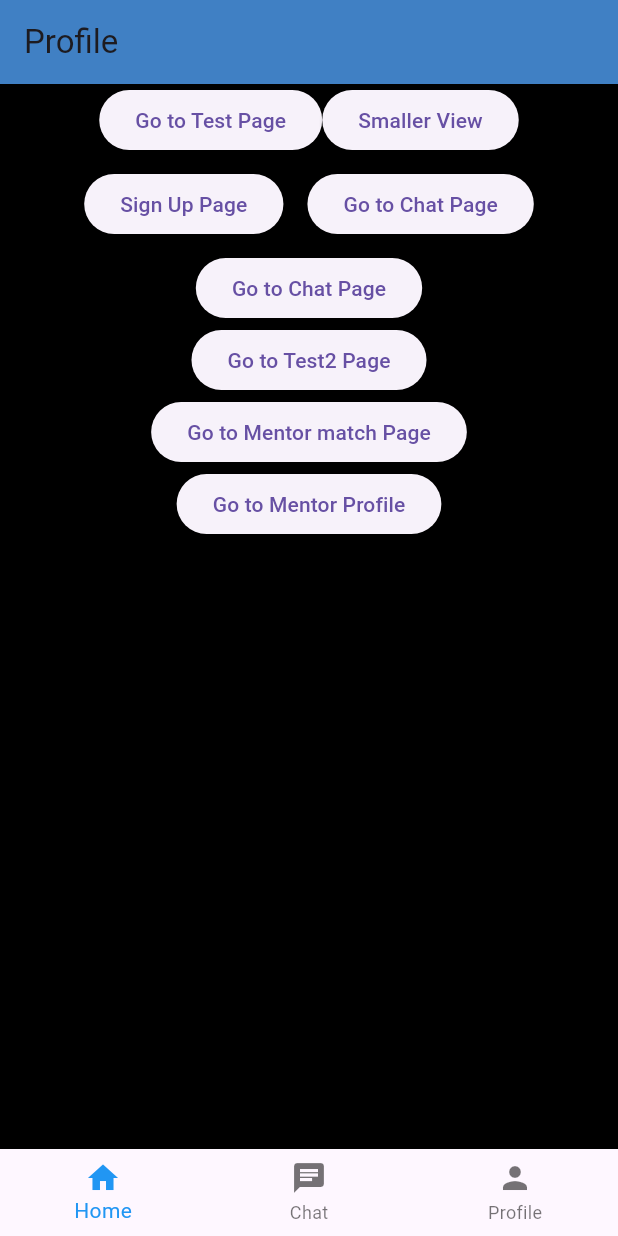
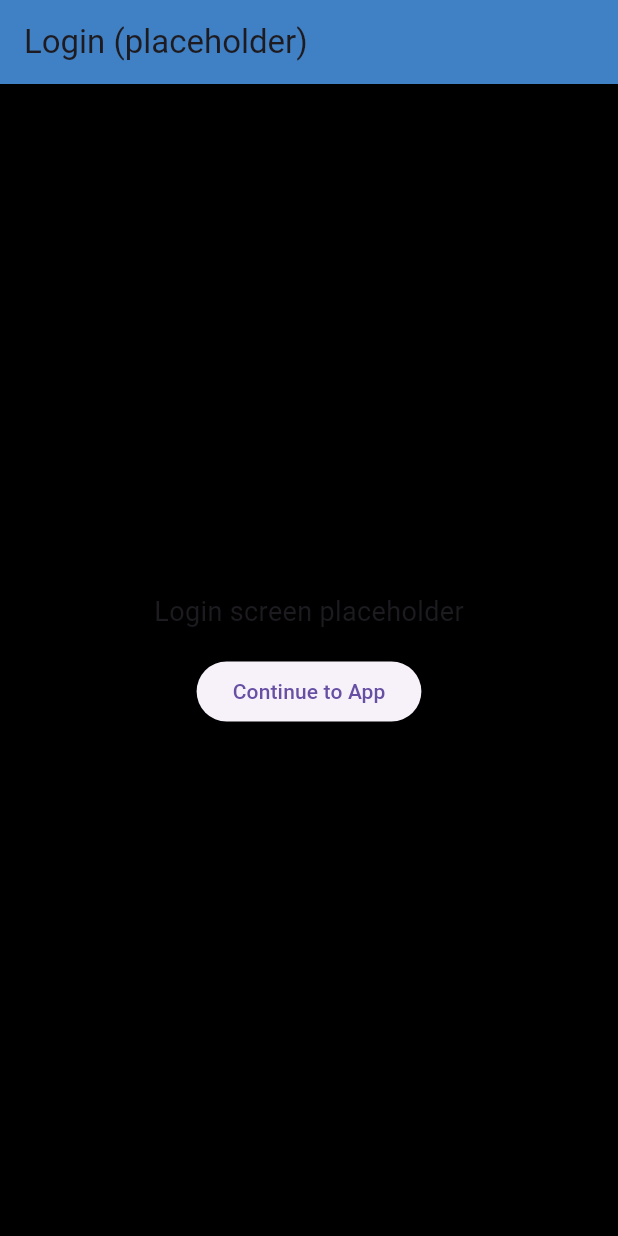
Before and after one commit to DueroBone/tech_120_app, a Flutter app: the screen it shows after launch, on a phone screen of 412 x 824 dp. Run offline on Flutter 3.47's test engine with Material 3 defaults, Android fonts, the light colour scheme and no system bars; our stand-ins replace shared_preferences.

Commit message:
Implement current user management and add login placeholder screen

```diff
--- a/lib/Middleware/local_storage.dart
+++ b/lib/Middleware/local_storage.dart
@@ -92,4 +92,9 @@ class LocalMessageStore {
       return <dynamic>[];
     }
   }
+
+  Map<String, dynamic>? getCurrentUserFromStorage() {
+    // For now, return null as no local storage is implemented.
+    return null;
+  }
 }
--- /dev/null
+++ b/lib/Views/Manual/login_placeholder.dart
@@ -0,0 +1,32 @@
+import 'package:flutter/material.dart';
+import 'package:tech_120_app/Views/bottom_tabs.dart';
+
+class LoginPlaceholder extends StatelessWidget {
+  const LoginPlaceholder({super.key});
+
+  @override
+  Widget build(BuildContext context) {
+    return Scaffold(
+      appBar: AppBar(title: const Text('Login (placeholder)')),
+      body: Center(
+        child: Column(
+          mainAxisSize: MainAxisSize.min,
+          children: [
+            const Text(
+              'Login screen placeholder',
+              style: TextStyle(fontSize: 18),
+            ),
+            const SizedBox(height: 16),
+            ElevatedButton(
+              onPressed: () => Navigator.pushReplacement(
+                context,
+                MaterialPageRoute(builder: (_) => const BottomTabs()),
+              ),
+              child: const Text('Continue to App'),
+            ),
+          ],
+        ),
+      ),
+    );
+  }
+}
--- a/lib/main.dart
+++ b/lib/main.dart
@@ -1,21 +1,39 @@
 import 'package:flutter/material.dart'; // Where flutter finds what makes the app
+import 'package:tech_120_app/Middleware/current_user.dart';
 import 'package:tech_120_app/Views/Manual/home_page_view.dart'; // and home page
 import 'package:tech_120_app/Views/Manual/chat_view.dart';
 import 'package:tech_120_app/Views/bottom_tabs.dart';
 import 'package:tech_120_app/Views/Manual/Mentor/mentor_profile.dart';
+import 'package:tech_120_app/Views/Manual/login_placeholder.dart';
 // Generated by: https://www.figma.com/community/plugin/842128343887142055/
 
-void main() {
-  // Starts the execution of the app, no touch
-  runApp(const FigmaToCodeApp());
-  print("App Started");
+void main() async {
+  // Ensure Flutter binding initialized for async work (plugins, SharedPreferences)
+  WidgetsFlutterBinding.ensureInitialized();
+
+  // Try to initialize the current user from stored token before launching UI.
+  final loaded = await initializeCurrentUser();
+
+  // Starts the execution of the app
+  runApp(FigmaToCodeApp(showLoginIfNotLoaded: !loaded));
+  print("App Started. Current user loaded: $loaded");
 }
 
 class FigmaToCodeApp extends StatelessWidget {
-  const FigmaToCodeApp({super.key}); // Complicated, hopefully no touch
+  final bool showLoginIfNotLoaded;
+
+  const FigmaToCodeApp({
+    super.key,
+    this.showLoginIfNotLoaded = false,
+  }); // Complicated, hopefully no touch
 
   @override
   Widget build(BuildContext context) {
+    final Widget homeWidget =
+        (showLoginIfNotLoaded && currentUserStore.user == null)
+        ? const LoginPlaceholder()
+        : const BottomTabs();
+
     return MaterialApp(
       // The base of the app
       theme: ThemeData.light().copyWith(
@@ -34,8 +52,7 @@ class FigmaToCodeApp extends StatelessWidget {
           ), // Color for the top bar
         ),
       ),
-      home:
-          const BottomTabs(), // Load the bottom-tabs root with separate stacks
+      home: homeWidget, // Load either login placeholder or bottom-tabs
       // Named routes used by `Navigator.pushNamed` in several views
       routes: {
         '/home': (context) => const HomePageView(),
```
Also changed, not shown: lib/Middleware/current_user.dart (added, +47 -0 lines), lib/Middleware/messaging.dart (+7 -11 lines), lib/Middleware/models/user.dart (added, +27 -0 lines).
